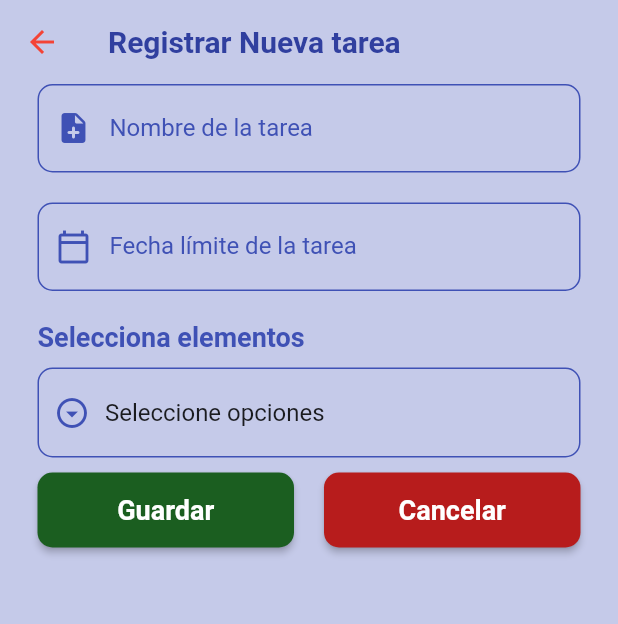
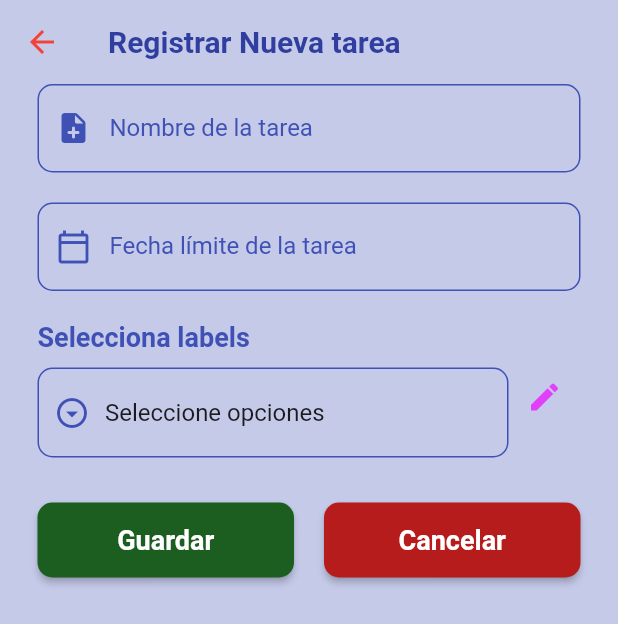
Before and after one commit to CamperoJose/registro_tareas_flutter_cubit, a Flutter app: the AddNoteView screen opened directly, on a phone screen of 412 x 824 dp. Shown: the top 624 px of the screen. Run offline on Flutter 3.47's test engine with Material 2 defaults, Android fonts, the light colour scheme and no system bars; our stand-ins replace equatable, flutter_bloc, flutter_datetime_picker; missing offline and left inert: dart:ffi, flutter_keychain.

Commit message:
creando servicio y dto para consumir rest de labels

```diff
--- /dev/null
+++ b/lib/dto/labels_response.dart
@@ -0,0 +1,25 @@
+class LabelResponse {
+  List<Label> labels;
+
+  LabelResponse({required this.labels});
+
+  factory LabelResponse.fromJson(Map<String, dynamic> json) {
+    var labelList = json['response'] as List;
+    List<Label> labels = labelList.map((label) => Label.fromJson(label)).toList();
+    return LabelResponse(labels: labels);
+  }
+}
+
+class Label {
+  int labelId;
+  String name;
+
+  Label({required this.labelId, required this.name});
+
+  factory Label.fromJson(Map<String, dynamic> json) {
+    return Label(
+      labelId: json['labelId'],
+      name: json['name'],
+    );
+  }
+}
--- a/lib/services/endpoints.dart
+++ b/lib/services/endpoints.dart
@@ -2,3 +2,4 @@ const String urlBase = "http://localhost:9999";
 const String loginEndpoint = "/api/v1/auth/login";
 const String listTasksEndpoint = "/api/v1/task";
 const String createTaskEndpoint = "/api/v1/task";
+const String listLabelsEndpoint = "/api/v1/label";
--- /dev/null
+++ b/lib/views/add_note_form.dart
@@ -0,0 +1,78 @@
+import 'package:flutter/material.dart';
+import 'package:flutter_bloc/flutter_bloc.dart';
+import '../bl/task_create_cubit.dart';
+import '../components/custom_date_time_picker.dart';
+import '../components/custom_elevated_button.dart';
+import '../services/multi_select_dropdown.dart';
+import '../components/text_field_design2.dart';
+
+class AddNoteForm extends StatelessWidget {
+
+  @override
+  Widget build(BuildContext context) {
+    // Controladores para los campos de texto y fecha
+    final noteName = TextEditingController();
+    TextEditingController _noteDate = TextEditingController();
+    return Column(
+      children: [
+        CustomTextField(
+          controller: noteName,
+          labelText: 'Nombre de la tarea',
+          prefixIcon: Icons.note_add_rounded,
+        ),
+        const SizedBox(height: 20), // Espaciado entre los widgets
+        CustomDateTimePicker(
+          controller: _noteDate,
+        ),
+        const SizedBox(height: 20),
+        Row(
+          children: [
+            Expanded(
+              child: MultiSelectDropdown(
+                items: const ["1", "2", "3", "4", "5"],
+                title: "Selecciona labels",
+                dropdownColor: Colors.blue.shade100,
+              ),
+            ),
+            IconButton(
+              icon: const Icon(Icons.edit, color: Colors.purpleAccent),
+              onPressed: () {
+
+              },
+            ),
+          ],
+        ),
+        const SizedBox(height: 20),
+        Row(
+          mainAxisAlignment: MainAxisAlignment.spaceBetween,
+          children: [
+            Expanded(
+              child: CustomElevatedButton(
+                buttonText: 'Guardar',
+                onPressed: () async {
+                  // Convertir la fecha seleccionada a formato ISO8601 y guardar la tarea
+                  DateTime date1 = DateTime.parse("${_noteDate.text.replaceAll(" ", "T")}Z");
+                  String fecha2 = date1.toIso8601String();
+                  await BlocProvider.of<TaskCreateCubit>(context).createTask(
+                      noteName.text, fecha2, [1, 2, 3, 4]);
+                },
+                primaryColor: Colors.green.shade900,
+              ),
+            ),
+            const SizedBox(width: 20), // Espaciado entre los botones
+            Expanded(
+              child: CustomElevatedButton(
+                buttonText: 'Cancelar',
+                onPressed: () {
+                  Navigator.pop(context);
+                },
+                primaryColor: Colors.red.shade900,
+              ),
+            ),
+          ],
+        ),
+        const SizedBox(height: 20), // Espaciado final
+      ],
+    );
+  }
+}
--- a/lib/views/add_tag_view.dart
+++ b/lib/views/add_tag_view.dart
@@ -1,5 +1,4 @@
 import 'package:flutter_bloc/flutter_bloc.dart';
-import 'package:registro_tareas_flutter_cubit/views/add_task_view.dart';
 import 'package:flutter/material.dart';
 import '../bl/tags_cubit.dart';
 import '../clases/Tag.dart';
--- a/lib/views/add_task_view.dart
+++ b/lib/views/add_task_view.dart
@@ -1,14 +1,9 @@
 import 'package:flutter_bloc/flutter_bloc.dart';
-import 'package:registro_tareas_flutter_cubit/clases/Tag.dart';
 import 'package:flutter/material.dart';
 import '../bl/task_create_cubit.dart';
 import '../bl/task_create_state.dart';
 import '../components/appbar_design1.dart';
-import '../components/custom_date_time_picker.dart';
-import '../components/custom_elevated_button.dart';
-import '../components/multi_select_dropdown.dart';
-import '../components/text_field_design2.dart';
-import 'package:intl/intl.dart';
+import 'add_note_form.dart';
 
 class AddNoteView extends StatelessWidget {
   const AddNoteView({Key? key}) : super(key: key);
@@ -28,16 +23,17 @@ class AddNoteView extends StatelessWidget {
                 child: BlocConsumer<TaskCreateCubit, TaskCreateState>(
                   listener: (context, state) {
                     if (state.status == TaskCreateStatus.failure) {
-                      Text("Error al crear la tarea");
+                      const Text("Error al crear la tarea");
                     } else if (state.status == TaskCreateStatus.success) {
                       Navigator.of(context).pop();
                     }
                   },
                   builder: (context, state) {
                     if (state.status == TaskCreateStatus.loading) {
-                      return const Center(child: CircularProgressIndicator());
+                      return const Center(child: CircularProgressIndicator(
+                  color: Colors.green                ));
                     } else {
-                      return _addNoteForm(context);
+                      return AddNoteForm();
                     }
                   },
                 ),
@@ -49,63 +45,5 @@ class AddNoteView extends StatelessWidget {
     );
   }
 
-  Widget _addNoteForm(context) {
-    final noteName = TextEditingController();
-    late Tag noteTag;
-    TextEditingController _noteDate = TextEditingController();
-    late DateTime valueDate;
-    return Column(
-      children: [
-        CustomTextField(
-          controller: noteName,
-          labelText: 'Nombre de la tarea',
-          prefixIcon: Icons.note_add_rounded,
-        ),
-        const SizedBox(height: 20),
-        CustomDateTimePicker(
-          controller: _noteDate,
-        ),
-        const SizedBox(height: 20),
-        //TODO: Agregar logica de agregar tags
-        MultiSelectDropdown(
-          items: ["1", "2", "3", "4", "5"],
-          title: "Selecciona elementos",
-          dropdownColor: Colors.blue.shade100,
-        ),
-        Row(
-          mainAxisAlignment: MainAxisAlignment.spaceBetween,
-          children: [
-            Expanded(
-              child: CustomElevatedButton(
-                buttonText: 'Guardar',
-                onPressed: () async {
-                  var list = ["1", "2"];
 
-                  DateTime date1 = DateTime.parse("${_noteDate.text.replaceAll(" ", "T")}Z");
-                  String fecha2 = date1.toIso8601String();
-
-                  await BlocProvider.of<TaskCreateCubit>(context).createTask(
-                      noteName.text, fecha2, [1, 2, 3, 4]);
-
-                  //Navigator.pop(context);
-                },
-                primaryColor: Colors.green.shade900,
-              ),
-            ),
-            SizedBox(width: 20), // Espaciado entre los botones
-            Expanded(
-              child: CustomElevatedButton(
-                buttonText: 'Cancelar',
-                onPressed: () {
-                  Navigator.pop(context);
-                },
-                primaryColor: Colors.red.shade900,
-              ),
-            ),
-          ],
-        ),
-        const SizedBox(height: 20),
-      ],
-    );
-  }
 }
--- a/lib/views/home1_view.dart
+++ b/lib/views/home1_view.dart
@@ -61,7 +61,9 @@ class _HomeViewState extends State<HomeView> {
               builder: (context, state) {
                 if (state.status == TasksStatus.loading) {
                   return const Expanded(
-                      child: Center(child: CircularProgressIndicator()));
+                      child: Center(child: CircularProgressIndicator(
+                  color: Colors.red,
+                )));
                 } else if (state.status == TasksStatus.success) {
                   if (state.tasks.isNotEmpty) {
                     return Expanded(
--- a/lib/components/login_form.dart
+++ b/lib/views/login_form.dart
@@ -4,7 +4,7 @@ import 'package:flutter_bloc/flutter_bloc.dart';
 import 'package:registro_tareas_flutter_cubit/components/text_field_design1.dart';
 
 import '../bl/login_cubit.dart';
-import 'button_design1.dart';
+import '../components/button_design1.dart';
 
 class LoginForm extends StatelessWidget {
   final TextEditingController _userController = TextEditingController();
--- a/lib/views/login_view.dart
+++ b/lib/views/login_view.dart
@@ -2,7 +2,7 @@ import 'package:flutter/material.dart';
 import 'package:flutter_bloc/flutter_bloc.dart';
 import 'package:registro_tareas_flutter_cubit/bl/login_cubit.dart';
 import '../bl/login_state.dart';
-import '../components/login_form.dart';
+import 'login_form.dart';
 import '../components/show_dialog.dart';
 import 'home1_view.dart';
 import 'package:registro_tareas_flutter_cubit/bl/tasks_cubit.dart';
@@ -52,7 +52,9 @@ class LoginView extends StatelessWidget {
               if (state.status == LoginStatus.init) {
                 return LoginForm();
               } else if (state.status == LoginStatus.loading) {
-                return const CircularProgressIndicator();
+                return const CircularProgressIndicator(
+                  color: Colors.indigo,
+                );
               } else {
                 return LoginForm();
               }
```
Also changed, not shown: lib/services/labels_service.dart (added, +23 -0 lines), lib/bl/labels_cubit.dart (added), lib/bl/labels_state.dart (added), lib/services/multi_select_dropdown.dart (renamed from lib/components/multi_select_dropdown.dart).
